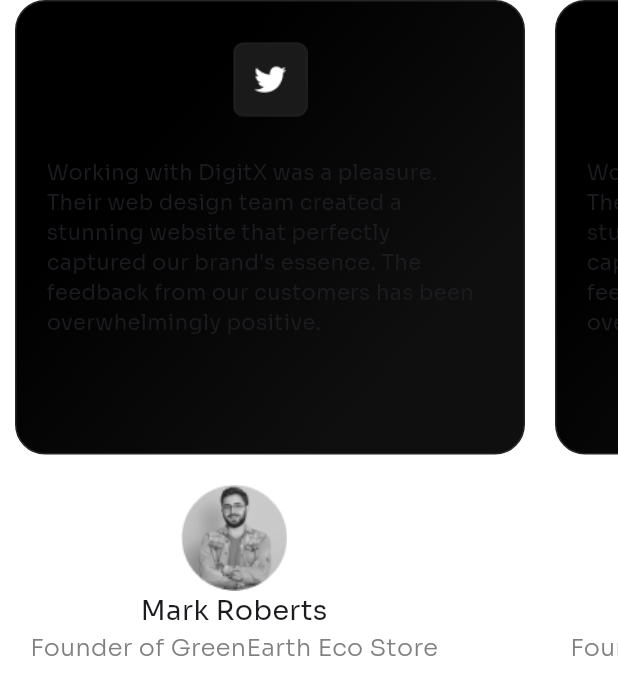
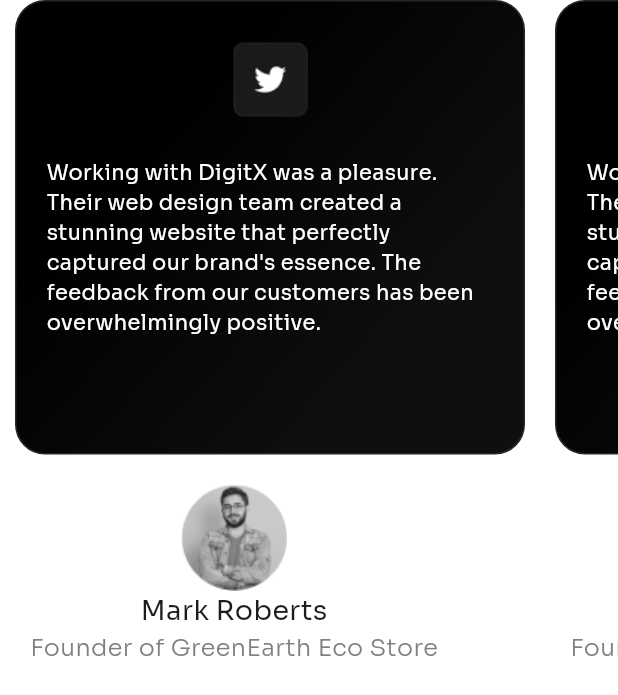
Before and after one commit to AhmedAbdoMadkour/devloopy_website, a Flutter app: the CardTestimonialsSectionMobile widget shown alone on an empty page, opened directly, on a phone screen of 412 x 824 dp. Shown: the top 695 px of the screen. Run offline on Flutter 3.47's test engine with Material 3 defaults, Android fonts, the phone set to English and light mode, and no system bars.

Commit message:
adjust image hero section and color testmionlaies

```diff
--- a/lib/pages/home_page/sections/hero_section/layout/desktop.dart
+++ b/lib/pages/home_page/sections/hero_section/layout/desktop.dart
@@ -43,7 +43,9 @@ class HerosectionDeskTop extends StatelessWidget {
               ),
             ),
           ),
-          const HeroSectionImage(),
+          const Expanded(
+            child: HeroSectionImage(),
+          ),
         ],
       ),
     );
--- a/lib/pages/home_page/sections/hero_section/layout/tablet.dart
+++ b/lib/pages/home_page/sections/hero_section/layout/tablet.dart
@@ -43,7 +43,9 @@ class HerosectionTabLet extends StatelessWidget {
               ),
             ),
           ),
-          const HeroSectionImage(),
+          const Expanded(
+            child: HeroSectionImage(),
+          ),
         ],
       ),
     );
--- a/lib/pages/home_page/sections/our_Testimonials_section/widgets/card_testimonials_section/layout/desktop.dart
+++ b/lib/pages/home_page/sections/our_Testimonials_section/widgets/card_testimonials_section/layout/desktop.dart
@@ -47,7 +47,11 @@ class CardTestimonialsSectionDeskTop extends StatelessWidget {
                     ),
                     const SizedBox(height: 27.0),
                     const Text(
-                        "Working with DigitX was a pleasure. Their web design team created a stunning website that perfectly captured our brand's essence. The feedback from our customers has been overwhelmingly positive."),
+                      "Working with DigitX was a pleasure. Their web design team created a stunning website that perfectly captured our brand's essence. The feedback from our customers has been overwhelmingly positive.",
+                      style: TextStyle(
+                        color: ColorsApp.absoluteColorWhite,
+                      ),
+                    ),
                   ],
                 ),
               ),
--- a/lib/pages/home_page/sections/our_Testimonials_section/widgets/card_testimonials_section/layout/mobile.dart
+++ b/lib/pages/home_page/sections/our_Testimonials_section/widgets/card_testimonials_section/layout/mobile.dart
@@ -48,7 +48,11 @@ class CardTestimonialsSectionMobile extends StatelessWidget {
                         ),
                         const SizedBox(height: 27.0),
                         const Text(
-                            "Working with DigitX was a pleasure. Their web design team created a stunning website that perfectly captured our brand's essence. The feedback from our customers has been overwhelmingly positive."),
+                          "Working with DigitX was a pleasure. Their web design team created a stunning website that perfectly captured our brand's essence. The feedback from our customers has been overwhelmingly positive.",
+                          style: TextStyle(
+                            color: ColorsApp.absoluteColorWhite,
+                          ),
+                        ),
                       ],
                     ),
                   ),
--- a/lib/pages/home_page/sections/our_Testimonials_section/widgets/card_testimonials_section/layout/tablet.dart
+++ b/lib/pages/home_page/sections/our_Testimonials_section/widgets/card_testimonials_section/layout/tablet.dart
@@ -47,7 +47,11 @@ class CardTestimonialsSectionTablet extends StatelessWidget {
                     ),
                     const SizedBox(height: 27.0),
                     const Text(
-                        "Working with DigitX was a pleasure. Their web design team created a stunning website that perfectly captured our brand's essence. The feedback from our customers has been overwhelmingly positive."),
+                      "Working with DigitX was a pleasure. Their web design team created a stunning website that perfectly captured our brand's essence. The feedback from our customers has been overwhelmingly positive.",
+                      style: TextStyle(
+                        color: ColorsApp.absoluteColorWhite,
+                      ),
+                    ),
                   ],
                 ),
               ),
```
